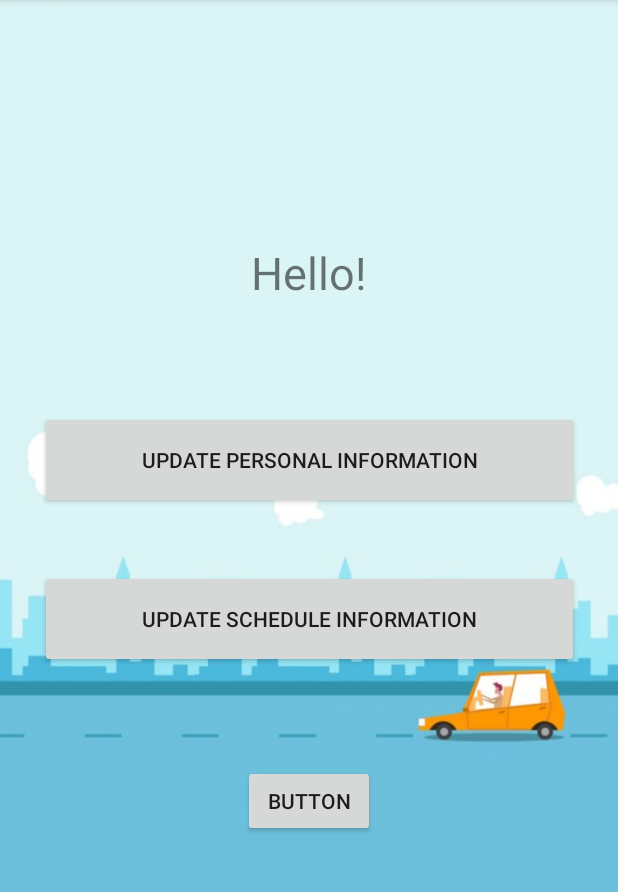
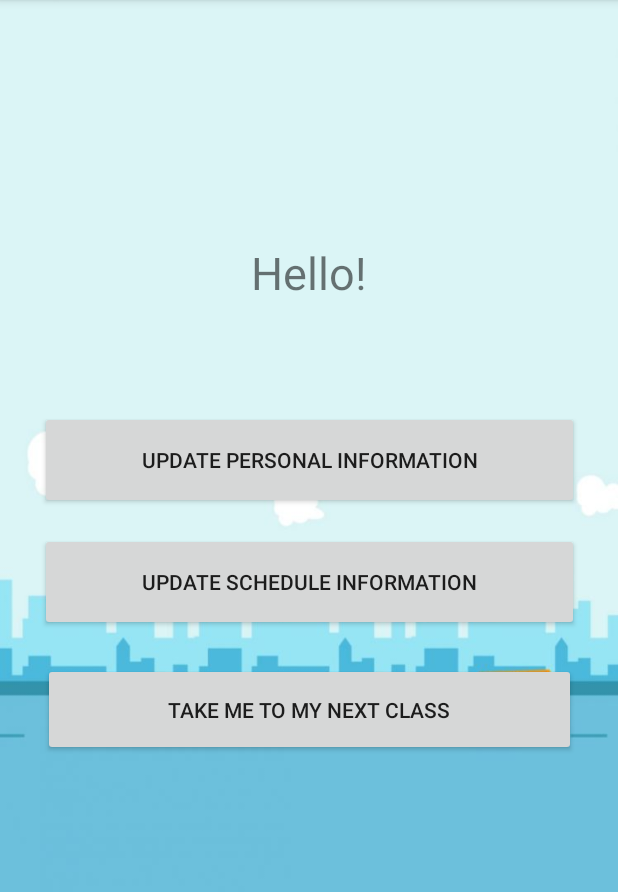
Before and after one commit to sdomi003/UCR_TAPS_APP, an Android app: the HomeScreen screen opened directly, with no data from a screen before it, on a phone screen of 412 x 824 dp, the part 84-976 px from its top. Run offline under Robolectric (Android 15) with nearby library versions, the phone set to English and light mode, and no system bars; our stand-ins replace Firebase (no records; nobody signed in at launch, a user with empty details on screens opened directly); 3 statements that could not run were skipped.

Commit message:
Button text update

```diff
--- a/app/src/main/res/layout/activity_home_screen.xml
+++ b/app/src/main/res/layout/activity_home_screen.xml
@@ -29,11 +29,9 @@
         android:layout_width="359dp"
         android:layout_height="65dp"
         android:layout_marginStart="26dp"
-        android:layout_marginTop="34dp"
+        android:layout_marginTop="16dp"
         android:layout_marginEnd="26dp"
-        android:layout_marginBottom="316dp"
         android:text="Update Schedule Information"
-        app:layout_constraintBottom_toBottomOf="parent"
         app:layout_constraintEnd_toEndOf="parent"
         app:layout_constraintHorizontal_bias="1.0"
         app:layout_constraintStart_toStartOf="parent"
@@ -57,13 +55,17 @@
 
     <Button
         android:id="@+id/launch_google_maps"
-        android:layout_width="wrap_content"
-        android:layout_height="wrap_content"
+        android:layout_width="355dp"
+        android:layout_height="62dp"
         android:layout_marginStart="161dp"
+        android:layout_marginTop="21dp"
         android:layout_marginEnd="162dp"
-        android:layout_marginBottom="210dp"
-        android:text="Button"
+        android:layout_marginBottom="256dp"
+        android:text="Take Me To My Next Class"
         app:layout_constraintBottom_toBottomOf="parent"
         app:layout_constraintEnd_toEndOf="parent"
-        app:layout_constraintStart_toStartOf="parent" />
+        app:layout_constraintHorizontal_bias="0.498"
+        app:layout_constraintStart_toStartOf="parent"
+        app:layout_constraintTop_toBottomOf="@+id/UpdateScheduleOption"
+        app:layout_constraintVertical_bias="0.0" />
 </android.support.constraint.ConstraintLayout>
```
